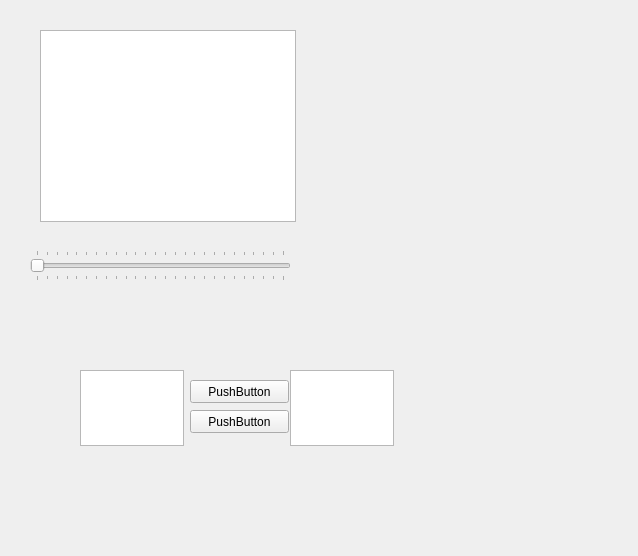
This is mainwindow.ui in mige/Decryptor as Qt 5 draws it before an edit. The edited form follows.
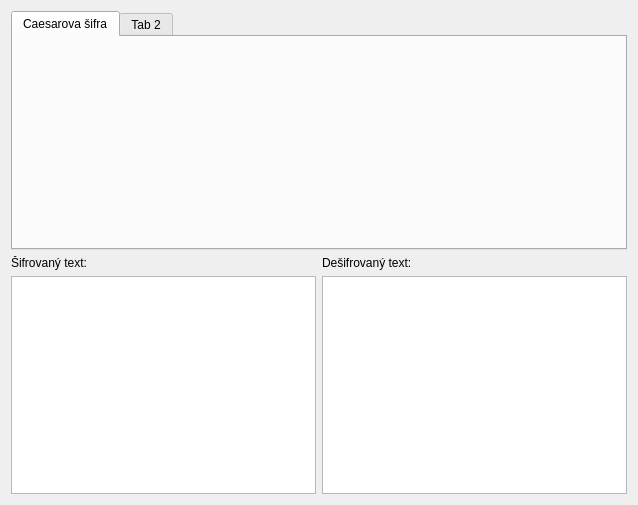
This is the edited form. Custom widgets are drawn as their Qt base class.

Commit message: Finish Caesar cipher

What changed in the file:
```diff
--- a/mainwindow.ui
+++ b/mainwindow.ui
@@ -7,91 +7,56 @@
     <x>0</x>
     <y>0</y>
     <width>638</width>
-    <height>556</height>
+    <height>505</height>
    </rect>
   </property>
   <property name="windowTitle">
    <string>MainWindow</string>
   </property>
   <widget class="QWidget" name="centralWidget">
-   <widget class="FrequencyChart" name="graphicsView">
-    <property name="geometry">
-     <rect>
-      <x>40</x>
-      <y>30</y>
-      <width>256</width>
-      <height>192</height>
-     </rect>
-    </property>
-   </widget>
-   <widget class="QSlider" name="horizontalSlider">
-    <property name="geometry">
-     <rect>
-      <x>30</x>
-      <y>250</y>
-      <width>261</width>
-      <height>31</height>
-     </rect>
-    </property>
-    <property name="maximum">
-     <number>25</number>
-    </property>
-    <property name="orientation">
-     <enum>Qt::Horizontal</enum>
-    </property>
-    <property name="tickPosition">
-     <enum>QSlider::TicksBothSides</enum>
-    </property>
-    <property name="tickInterval">
-     <number>1</number>
-    </property>
-   </widget>
-   <widget class="QPlainTextEdit" name="plainTextEdit">
-    <property name="geometry">
-     <rect>
-      <x>80</x>
-      <y>370</y>
-      <width>104</width>
-      <height>76</height>
-     </rect>
-    </property>
-   </widget>
-   <widget class="QPlainTextEdit" name="plainTextEdit_2">
-    <property name="geometry">
-     <rect>
-      <x>290</x>
-      <y>370</y>
-      <width>104</width>
-      <height>76</height>
-     </rect>
-    </property>
-   </widget>
-   <widget class="QPushButton" name="pushButton">
-    <property name="geometry">
-     <rect>
-      <x>190</x>
-      <y>380</y>
-      <width>99</width>
-      <height>23</height>
-     </rect>
-    </property>
-    <property name="text">
-     <string>PushButton</string>
-    </property>
-   </widget>
-   <widget class="QPushButton" name="pushButton_2">
-    <property name="geometry">
-     <rect>
-      <x>190</x>
-      <y>410</y>
-      <width>99</width>
-      <height>23</height>
-     </rect>
-    </property>
-    <property name="text">
-     <string>PushButton</string>
-    </property>
-   </widget>
+   <layout class="QVBoxLayout" name="verticalLayout">
+    <item>
+     <widget class="QTabWidget" name="tabWidget">
+      <property name="currentIndex">
+       <number>0</number>
+      </property>
+      <widget class="CaesarCipherTab" name="caesarCipherTab">
+       <attribute name="title">
+        <string>Caesarova šifra</string>
+       </attribute>
+      </widget>
+      <widget class="QWidget" name="tab_2">
+       <attribute name="title">
+        <string>Tab 2</string>
+       </attribute>
+      </widget>
+     </widget>
+    </item>
+    <item>
+     <layout class="QGridLayout" name="gridLayout">
+      <item row="0" column="1">
+       <widget class="QLabel" name="label_2">
+        <property name="text">
+         <string>Dešifrovaný text:</string>
+        </property>
+       </widget>
+      </item>
+      <item row="0" column="0">
+       <widget class="QLabel" name="label">
+        <property name="text">
+         <string>Šifrovaný text:</string>
+        </property>
+       </widget>
+      </item>
+      <item row="1" column="0">
+       <widget class="QPlainTextEdit" name="encryptTextEdit"/>
+      </item>
+      <item row="1" column="1">
+       <widget class="QPlainTextEdit" name="decrpytTextEdit"/>
+      </item>
+     </layout>
+    </item>
+   </layout>
   </widget>
   <widget class="QMenuBar" name="menuBar">
    <property name="geometry">
@@ -107,9 +72,10 @@
  <layoutdefault spacing="6" margin="11"/>
  <customwidgets>
   <customwidget>
-   <class>FrequencyChart</class>
-   <extends>QGraphicsView</extends>
-   <header>frequencychart.h</header>
+   <class>CaesarCipherTab</class>
+   <extends>QWidget</extends>
+   <header>caesarciphertab.h</header>
+   <container>1</container>
   </customwidget>
  </customwidgets>
  <resources/>
```
Left out of the diff: 2 changed lines with no effect on the pictures. The commit also changes 11 other files.
